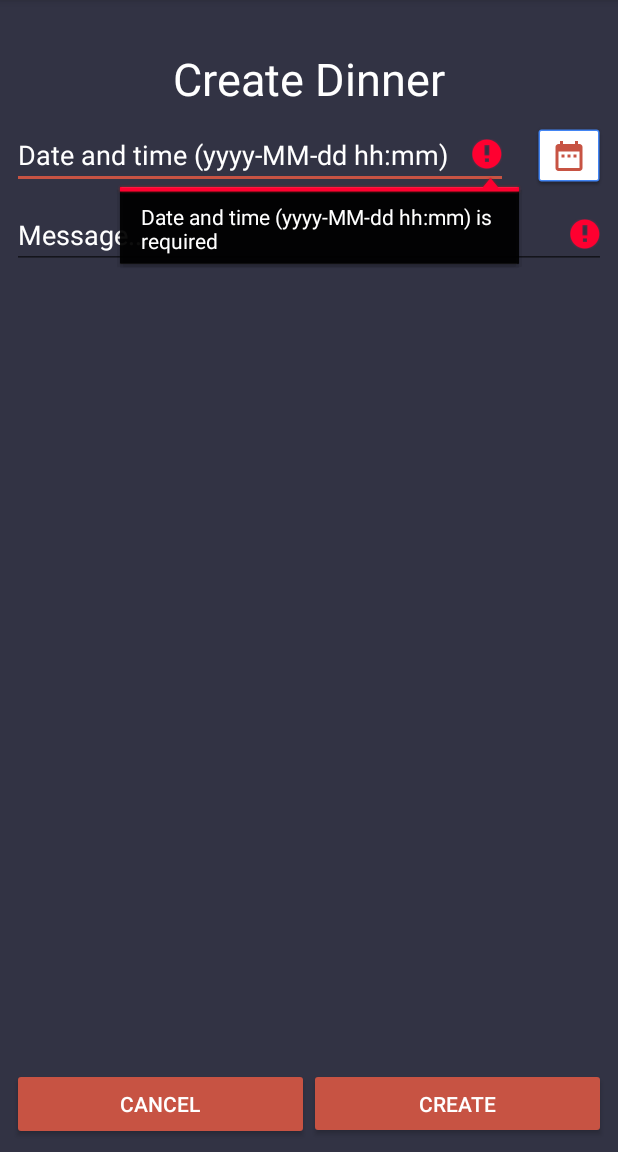
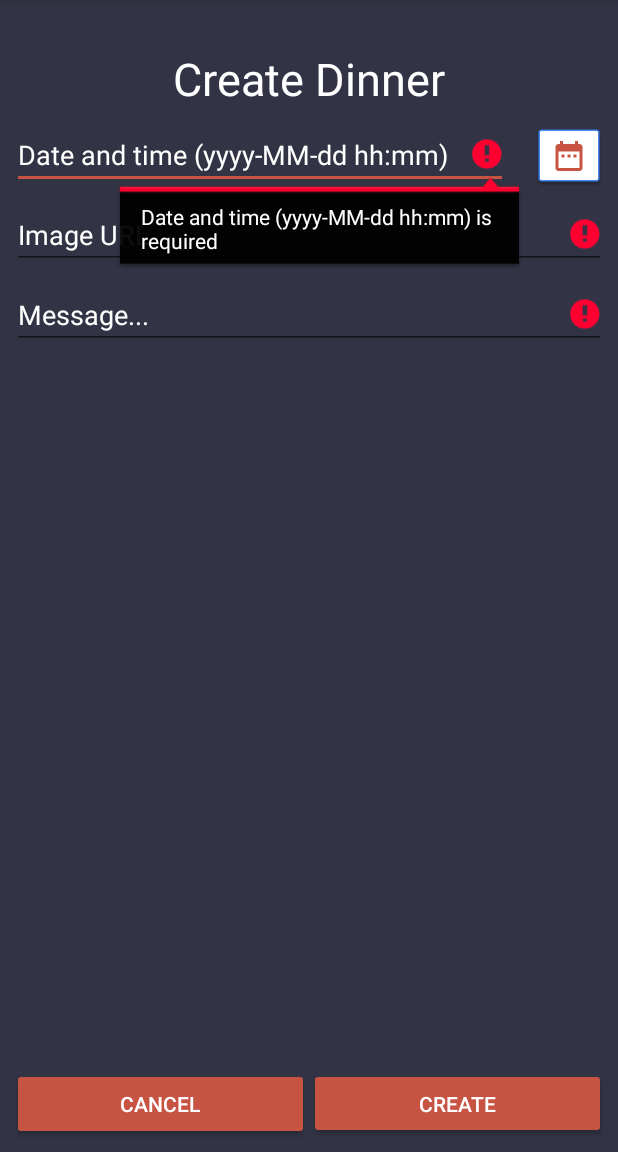
Before and after one commit to 15aber/android-project-the-dinner-club, an Android app: the CreateDinnerActivity screen opened directly, with no data from a screen before it, after a tap on "CREATE", on a phone screen of 412 x 824 dp, the part 84-1236 px from its top. Run offline under Robolectric (Android 15) with nearby library versions, the phone set to English and light mode, and no system bars; 3 statements that could not run were skipped.

Commit message:
Let users add image URLs to dinners

```diff
--- a/app/src/main/java/dk/tennarasmussen/thedinnerclub/Constants.java
+++ b/app/src/main/java/dk/tennarasmussen/thedinnerclub/Constants.java
@@ -17,6 +17,7 @@ public interface Constants {
     String REGISTER_CITY = "dk.tennarasmussen.thedinnerclub.REGISTER_CITY";
     String DINNER_DATETIME = "dk.tennarasmussen.thedinnerclub.DINNER_DATETIME";
     String DINNER_MESSAGE = "dk.tennarasmussen.thedinnerclub.DINNER_MESSAGE";
+    String DINNER_IMAGE_URL = "dk.tennarasmussen.thedinnerclub.DINNER_IMAGE_URL";
 
     String BROADCAST_USER_UPDATED = "dk.tennarasmussen.thedinnerclub.BROADCAST_USER_UPDATED";
     String BROADCAST_DINNER_CLUB_UPDATED = "dk.tennarasmussen.thedinnerclub.BROADCAST_DINNER_CLUB_UPDATED";
--- a/app/src/main/java/dk/tennarasmussen/thedinnerclub/CreateDinnerActivity.java
+++ b/app/src/main/java/dk/tennarasmussen/thedinnerclub/CreateDinnerActivity.java
@@ -9,6 +9,7 @@ import android.os.IBinder;
 import android.support.v7.app.AppCompatActivity;
 import android.os.Bundle;
 import android.util.Log;
+import android.util.Patterns;
 import android.view.View;
 import android.widget.Button;
 import android.widget.EditText;
@@ -24,6 +25,7 @@ import dk.tennarasmussen.thedinnerclub.Model.DinnerClub;
 import dk.tennarasmussen.thedinnerclub.Model.User;
 
 import static dk.tennarasmussen.thedinnerclub.Constants.DINNER_DATETIME;
+import static dk.tennarasmussen.thedinnerclub.Constants.DINNER_IMAGE_URL;
 import static dk.tennarasmussen.thedinnerclub.Constants.DINNER_MESSAGE;
 import static dk.tennarasmussen.thedinnerclub.Constants.LOGIN_EMAIL;
 import static dk.tennarasmussen.thedinnerclub.Constants.LOGIN_PASS;
@@ -48,6 +50,7 @@ public class CreateDinnerActivity extends AppCompatActivity {
     Button btnCancel;
     Button btnCreate;
     EditText etMessage;
+    EditText etImageURL;
 
     FirebaseService mService;
     boolean mBound = false;
@@ -57,6 +60,7 @@ public class CreateDinnerActivity extends AppCompatActivity {
         super.onCreate(savedInstanceState);
         setContentView(R.layout.activity_create_dinner);
 
+        etImageURL = findViewById(R.id.etImageURL);
         etDateTime = (findViewById(R.id.etCDDateTimePicker));
         btn_calendar = findViewById(R.id.ivCalendar);
 
@@ -133,6 +137,7 @@ public class CreateDinnerActivity extends AppCompatActivity {
         if (savedInstanceState != null) {
             etDateTime.setText(savedInstanceState.getString(DINNER_DATETIME));
             etMessage.setText(savedInstanceState.getString(DINNER_MESSAGE));
+            etImageURL.setText(savedInstanceState.getString(DINNER_IMAGE_URL));
         }
     }
 
@@ -192,7 +197,7 @@ public class CreateDinnerActivity extends AppCompatActivity {
             Toast.makeText(this, "Input Validated, Dinner can be created", Toast.LENGTH_SHORT).show();
 
             if(mBound) {
-                mService.createDinnner(timeStamp, etMessage.getText().toString().trim());
+                mService.createDinnner(timeStamp, etMessage.getText().toString().trim(), etImageURL.getText().toString().trim());
                 Intent replyIntent = new Intent();
                 setResult(RESULT_OK, replyIntent);
                 finish();
@@ -220,8 +225,12 @@ public class CreateDinnerActivity extends AppCompatActivity {
         if (etDateTime.getText().toString().trim().isEmpty()) {
             etDateTime.setError(getString(R.string.date_time_hint) + " " + getString(R.string.required_string));
             valid = false;
-        } else if(timeStamp == 0) {  //if email input is not a valid email
+        } else if(timeStamp == 0) {
             etDateTime.setError(getString(R.string.date_time_hint) + " " + getString(R.string.not_valid_string));
+            valid = false;
+        }
+        if (!(Patterns.WEB_URL.matcher(etImageURL.getText().toString()).matches())) {
+            etImageURL.setError(getString(R.string.uri_hint) + " " + getString(R.string.not_valid_string));
             valid = false;
         }
         if (etMessage.getText().toString().trim().isEmpty()) {
@@ -237,6 +246,7 @@ public class CreateDinnerActivity extends AppCompatActivity {
     protected void onSaveInstanceState(Bundle outState) {
         outState.putString(DINNER_DATETIME, etDateTime.getText().toString());
         outState.putString(DINNER_MESSAGE, etMessage.getText().toString());
+        outState.putString(DINNER_IMAGE_URL, etImageURL.getText().toString());
         super.onSaveInstanceState(outState);
     }
 }
--- a/app/src/main/res/layout/activity_create_dinner.xml
+++ b/app/src/main/res/layout/activity_create_dinner.xml
@@ -38,6 +38,24 @@
         app:layout_constraintTop_toBottomOf="@+id/tvCDTitle" />
 
     <EditText
+        android:id="@+id/etImageURL"
+        android:layout_width="0dp"
+        android:layout_height="wrap_content"
+        android:layout_marginStart="8dp"
+        android:layout_marginLeft="8dp"
+        android:layout_marginTop="8dp"
+        android:layout_marginEnd="8dp"
+        android:layout_marginRight="8dp"
+        android:layout_marginBottom="8dp"
+        android:ems="10"
+        android:hint="@string/uri_hint"
+        android:inputType="textUri"
+        app:layout_constraintEnd_toEndOf="parent"
+        app:layout_constraintStart_toStartOf="parent"
+        app:layout_constraintTop_toBottomOf="@+id/etCDDateTimePicker"
+        app:layout_constraintVertical_bias="0.0" />
+
+    <EditText
         android:id="@+id/etCDMessage"
         android:layout_width="0dp"
         android:layout_height="wrap_content"
@@ -53,7 +71,7 @@
         app:layout_constraintBottom_toTopOf="@+id/llCreateDinner"
         app:layout_constraintEnd_toEndOf="parent"
         app:layout_constraintStart_toStartOf="parent"
-        app:layout_constraintTop_toBottomOf="@+id/etCDDateTimePicker"
+        app:layout_constraintTop_toBottomOf="@+id/etImageURL"
         app:layout_constraintVertical_bias="0.0" />
 
     <ImageButton
--- a/app/src/main/res/values/strings.xml
+++ b/app/src/main/res/values/strings.xml
@@ -49,4 +49,5 @@
     <string name="dinner_created_string">Dinner is created</string>
     <string name="dinner_not_created_string">Error, dinner was not created.</string>
     <string name="dinneritem_dinner_at">Dinner at</string>
+    <string name="uri_hint">Image URL</string>
 </resources>
```
Also changed, not shown: app/src/main/java/dk/tennarasmussen/thedinnerclub/DinnersAdapter.java (+13 -4 lines), app/src/main/java/dk/tennarasmussen/thedinnerclub/FirebaseService.java (+4 -4 lines), app/src/main/java/dk/tennarasmussen/thedinnerclub/Model/Dinner.java (+17 -0 lines).
